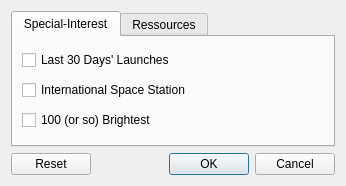
This is src/plugins/render/satellites/SatellitesConfigDialog.ui in KDE/marble as Qt 5 draws it before an edit. The edited form follows.
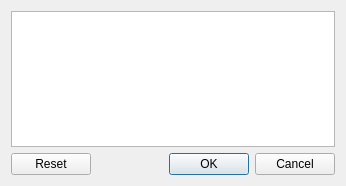
This is the edited form.

Commit message: SatellitesPlugin: new config dialog based on a tree model/view

The edit to the form file:
```diff
--- a/src/plugins/render/satellites/SatellitesConfigDialog.ui
+++ b/src/plugins/render/satellites/SatellitesConfigDialog.ui
@@ -15,67 +15,7 @@
   </property>
   <layout class="QVBoxLayout" name="verticalLayout_2">
    <item>
-    <widget class="QTabWidget" name="tabWidget">
-     <property name="currentIndex">
-      <number>0</number>
-     </property>
-     <widget class="QWidget" name="specialTab">
-      <attribute name="title">
-       <string>Special-Interest</string>
-      </attribute>
-      <layout class="QVBoxLayout" name="verticalLayout">
-       <item>
-        <widget class="QCheckBox" name="tle_newBox">
-         <property name="text">
-          <string>Last 30 Days' Launches</string>
-         </property>
-        </widget>
-       </item>
-       <item>
-        <widget class="QCheckBox" name="stationsBox">
-         <property name="text">
-          <string>International Space Station</string>
-         </property>
-        </widget>
-       </item>
-       <item>
-        <widget class="QCheckBox" name="visualBox">
-         <property name="text">
-          <string>100 (or so) Brightest</string>
-         </property>
-        </widget>
-       </item>
-      </layout>
-     </widget>
-     <widget class="QWidget" name="ressourcesTab">
-      <attribute name="title">
-       <string>Ressources</string>
-      </attribute>
-      <layout class="QVBoxLayout" name="verticalLayout_3">
-       <item>
-        <widget class="QCheckBox" name="weatherBox">
-         <property name="text">
-          <string>Weather</string>
-         </property>
-        </widget>
-       </item>
-       <item>
-        <widget class="QCheckBox" name="noaaBox">
-         <property name="text">
-          <string>NOAA</string>
-         </property>
-        </widget>
-       </item>
-       <item>
-        <widget class="QCheckBox" name="goesBox">
-         <property name="text">
-          <string>GOES</string>
-         </property>
-        </widget>
-       </item>
-      </layout>
-     </widget>
-    </widget>
+    <widget class="QTreeView" name="treeView"/>
    </item>
    <item>
     <widget class="QDialogButtonBox" name="buttonBox">
```
Left out of the diff: 1 changed line with no effect on the pictures. The commit also changes 11 other files.
